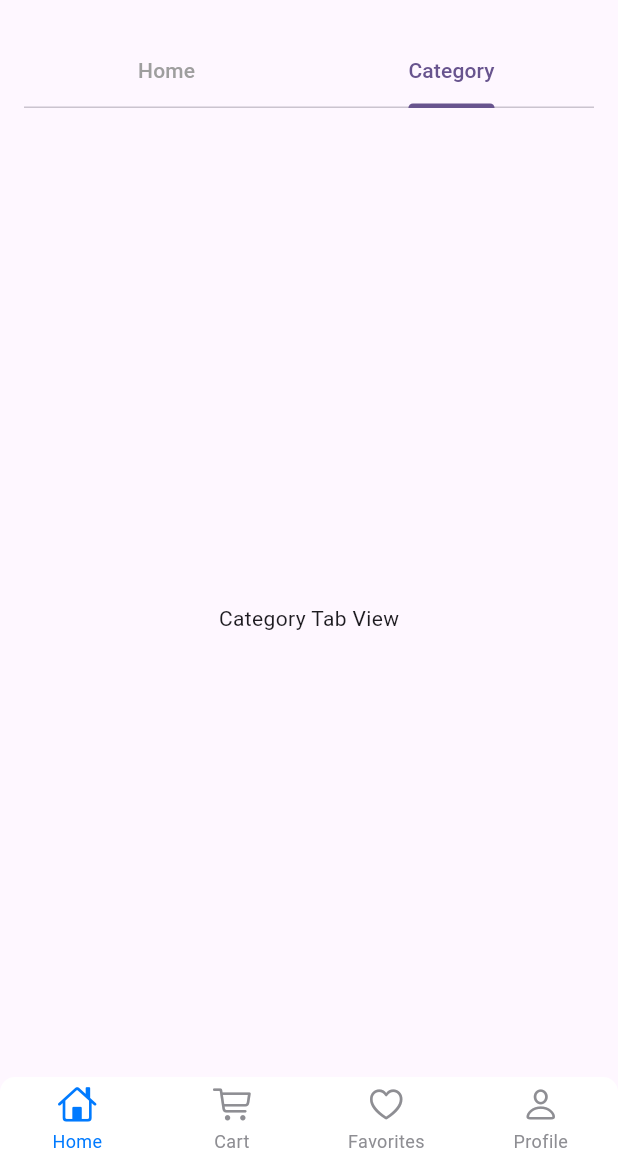
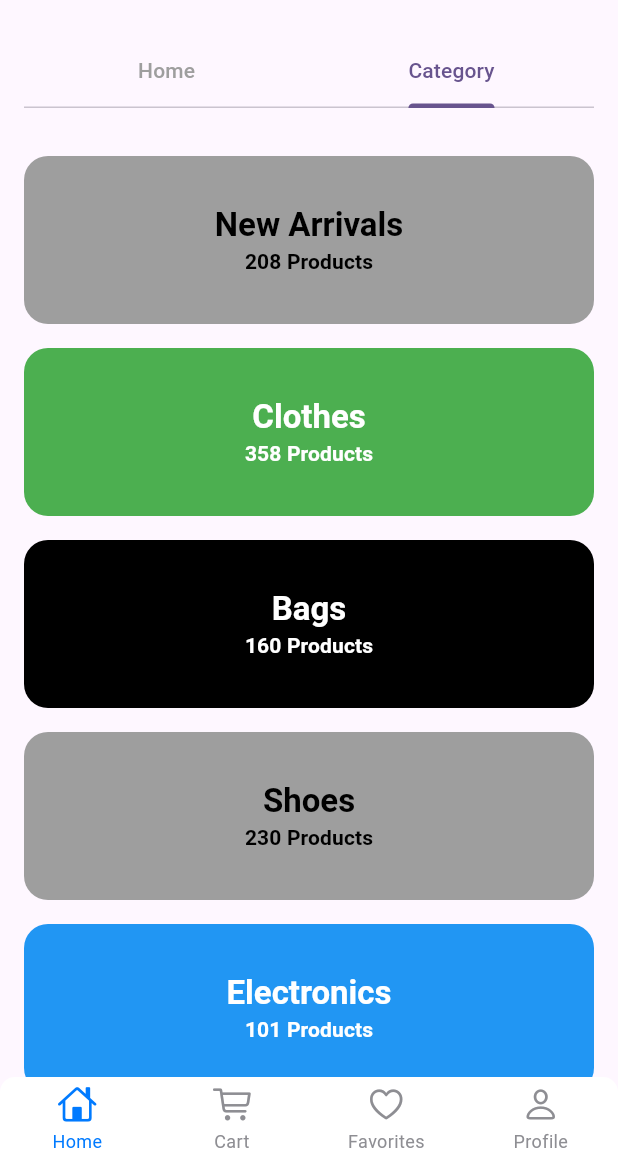
Before and after one commit to TarekAlabd/Flutter-Ecommerce-App-Course, a Flutter app: the screen it shows after launch, tab 2 chosen, on a phone screen of 412 x 824 dp, the part 75-1236 px from its top. Run offline on Flutter 3.47's test engine with Material 3 defaults, Android fonts, the phone set to English and light mode, and no system bars; drawn by our look-alikes of persistent_bottom_nav_bar_v2; our stand-ins replace cached_network_image, flutter_carousel_widget; network calls fail.

Commit message:
feat: building categories tab view

```diff
--- /dev/null
+++ b/lib/models/category_model.dart
@@ -0,0 +1,56 @@
+import 'package:flutter/material.dart';
+import 'package:flutter_ecommerce_app/utils/app_colors.dart';
+
+class CategoryModel {
+  final String id;
+  final String name;
+  final int productsCount;
+  final Color bgColor;
+  final Color textColor;
+
+  CategoryModel({
+    required this.id,
+    required this.name,
+    required this.productsCount,
+    this.bgColor = AppColors.primary,
+    this.textColor = AppColors.white,
+  });
+}
+
+List<CategoryModel> dummyCategories = [
+  CategoryModel(
+    id: '1',
+    name: 'New Arrivals',
+    productsCount: 208,
+    bgColor: AppColors.grey,
+    textColor: AppColors.black,
+  ),
+  CategoryModel(
+    id: '2',
+    name: 'Clothes',
+    productsCount: 358,
+    bgColor: AppColors.green,
+    textColor: AppColors.white,
+  ),
+  CategoryModel(
+    id: '3',
+    name: 'Bags',
+    productsCount: 160,
+    bgColor: AppColors.black,
+    textColor: AppColors.white,
+  ),
+  CategoryModel(
+    id: '4',
+    name: 'Shoes',
+    productsCount: 230,
+    bgColor: AppColors.grey,
+    textColor: AppColors.black
+  ),
+  CategoryModel(
+    id: '5',
+    name: 'Electronics',
+    productsCount: 101,
+    bgColor: AppColors.blue,
+    textColor: AppColors.white
+  ),
+];
--- a/lib/utils/app_colors.dart
+++ b/lib/utils/app_colors.dart
@@ -2,4 +2,9 @@ import 'package:flutter/material.dart';
 
 class AppColors {
   static const Color grey = Colors.grey;
+  static const Color white = Colors.white;
+  static const Color green = Colors.green;
+  static const Color black = Colors.black;
+  static const Color blue = Colors.blue;
+  static const Color primary = Colors.deepPurple;
 }
--- a/lib/views/widgets/category_tab_view.dart
+++ b/lib/views/widgets/category_tab_view.dart
@@ -1,10 +1,52 @@
 import 'package:flutter/material.dart';
+import 'package:flutter_ecommerce_app/models/category_model.dart';
 
 class CategoryTabView extends StatelessWidget {
   const CategoryTabView({super.key});
 
   @override
   Widget build(BuildContext context) {
-    return const Center(child: Text('Category Tab View'),);
+    return ListView.builder(
+      itemBuilder: (context, index) {
+        final category = dummyCategories[index];
+        return Padding(
+          padding: const EdgeInsets.symmetric(vertical: 8.0),
+          child: InkWell(
+            onTap: () {},
+            child: DecoratedBox(
+              decoration: BoxDecoration(
+                borderRadius: BorderRadius.circular(16.0),
+                color: category.bgColor,
+              ),
+              child: Padding(
+                padding: const EdgeInsets.symmetric(
+                  vertical: 32,
+                  horizontal: 16,
+                ),
+                child: Column(
+                  children: [
+                    Text(
+                      category.name,
+                      style: Theme.of(context).textTheme.titleLarge!.copyWith(
+                            color: category.textColor,
+                            fontWeight: FontWeight.w600,
+                          ),
+                    ),
+                    Text(
+                      '${category.productsCount} Products',
+                      style: Theme.of(context).textTheme.labelLarge!.copyWith(
+                            color: category.textColor,
+                            fontWeight: FontWeight.w600,
+                          ),
+                    ),
+                  ],
+                ),
+              ),
+            ),
+          ),
+        );
+      },
+      itemCount: dummyCategories.length,
+    );
   }
 }
```
